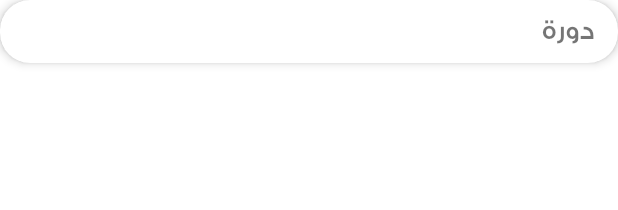
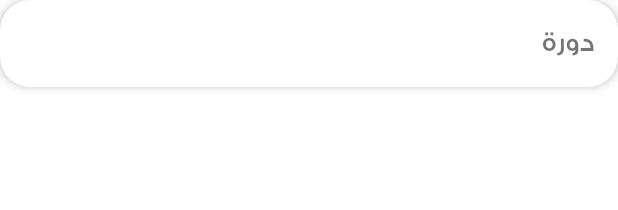
Before and after one commit to MahmoudMabrok/MarryHappy, an Android app: the layout item_non_video.xml on its own in the app's theme, with its tools: preview values and no code run, on a phone screen of 412 x 824 dp. Shown: the top 210 px of the screen. Run offline under Robolectric (Android 15) with nearby library versions, the phone set to English and light mode, and no system bars; network calls fail.

```diff
--- a/app/build.gradle
+++ b/app/build.gradle
@@ -14,7 +14,7 @@ android {
         minSdkVersion 21
         //noinspection OldTargetApi
         targetSdkVersion 29
-        versionCode 12
+        versionCode 13
         versionName "1.1.4"
         testInstrumentationRunner "androidx.test.runner.AndroidJUnitRunner"
     }
--- a/app/src/main/res/layout/item_non_video.xml
+++ b/app/src/main/res/layout/item_non_video.xml
@@ -14,7 +14,10 @@
     <androidx.constraintlayout.widget.ConstraintLayout
         android:layout_width="match_parent"
         android:layout_height="wrap_content"
-        android:padding="8dp">
+        android:paddingStart="8dp"
+        android:paddingTop="16dp"
+        android:paddingEnd="8dp"
+        android:paddingBottom="16dp">
 
         <TextView
             android:id="@+id/tvTitle"
```
